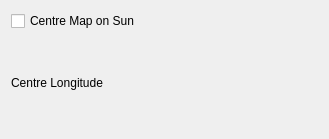
First picture: the form in src/plasmoid/worldclockConfig.ui, repository KDE/marble, before the edit.
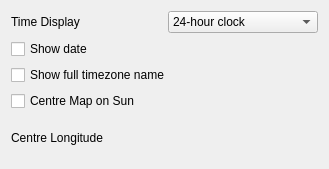
Second picture: the form after the edit. Custom widgets are drawn as their Qt base class.

Commit message: Better font scaling and more customization, including: 	AM/PM vs 24hr, full/city TZ name, show date. Also removed debug msgs from latlonedit.cpp

The edit to the form file:
```diff
--- a/src/plasmoid/worldclockConfig.ui
+++ b/src/plasmoid/worldclockConfig.ui
@@ -9,7 +9,7 @@
     <x>0</x>
     <y>0</y>
     <width>329</width>
-    <height>139</height>
+    <height>169</height>
    </rect>
   </property>
   <property name="sizePolicy" >
@@ -36,6 +36,45 @@
   <layout class="QVBoxLayout" >
    <item>
     <layout class="QVBoxLayout" >
+     <item>
+      <layout class="QHBoxLayout" name="horizontalLayout" >
+       <item>
+        <widget class="QLabel" name="timeDisplayLabel" >
+         <property name="text" >
+          <string>Time Display</string>
+         </property>
+        </widget>
+       </item>
+       <item>
+        <widget class="QComboBox" name="timeDisplayComboBox" >
+         <item>
+          <property name="text" >
+           <string>24-hour clock</string>
+          </property>
+         </item>
+         <item>
+          <property name="text" >
+           <string>12-hour clock</string>
+          </property>
+         </item>
+        </widget>
+       </item>
+      </layout>
+     </item>
+     <item>
+      <widget class="QCheckBox" name="showDateCheckBox" >
+       <property name="text" >
+        <string>Show date</string>
+       </property>
+      </widget>
+     </item>
+     <item>
+      <widget class="QCheckBox" name="showFullCheckBox" >
+       <property name="text" >
+        <string>Show full timezone name</string>
+       </property>
+      </widget>
+     </item>
      <item>
       <widget class="QCheckBox" name="centerSunCheckBox" >
        <property name="text" >
```
The commit also changes 3 other files.
